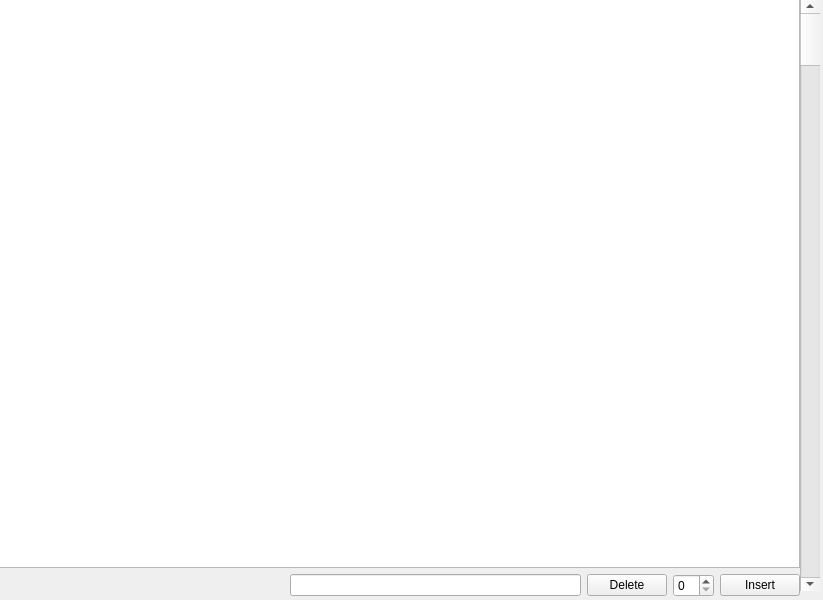
This is laboratory work/QT_labs/hashWidget/widget.ui in SAE-137/-Labs as Qt 5 draws it before an edit. The edited form follows.
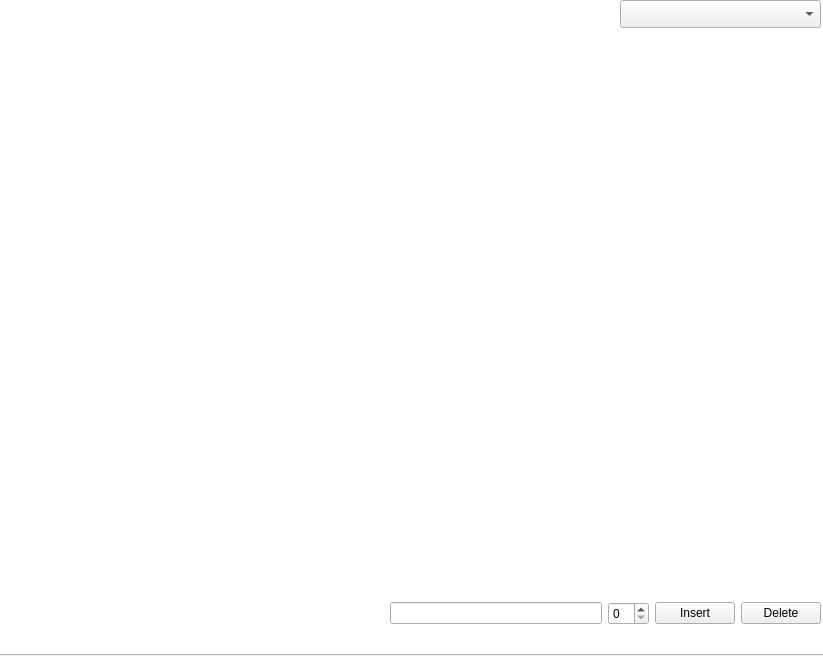
This is the edited form.

Commit message: added the ability to scroll the Qgraphicsview to fully view the table, added a scroll bar to select the hashing function.

What changed in the file:
```diff
--- a/laboratory work/QT_labs/hashWidget/widget.ui
+++ b/laboratory work/QT_labs/hashWidget/widget.ui
@@ -7,50 +7,25 @@
     <x>0</x>
     <y>0</y>
     <width>823</width>
-    <height>600</height>
+    <height>656</height>
    </rect>
   </property>
   <property name="windowTitle">
    <string>Widget</string>
   </property>
-  <widget class="QWidget" name="verticalLayoutWidget">
+  <widget class="QWidget" name="horizontalLayoutWidget">
    <property name="geometry">
     <rect>
-     <x>-1</x>
-     <y>-4</y>
-     <width>801</width>
-     <height>601</height>
+     <x>390</x>
+     <y>570</y>
+     <width>431</width>
+     <height>87</height>
     </rect>
    </property>
-   <layout class="QVBoxLayout" name="verticalLayout">
-    <item>
-     <widget class="QGraphicsView" name="graphicsView"/>
-    </item>
-    <item>
      <layout class="QHBoxLayout" name="horizontalLayout">
-      <item>
-       <spacer name="horizontalSpacer">
-        <property name="orientation">
-         <enum>Qt::Horizontal</enum>
-        </property>
-        <property name="sizeHint" stdset="0">
-         <size>
-          <width>40</width>
-          <height>20</height>
-         </size>
-        </property>
-       </spacer>
-      </item>
       <item>
        <widget class="QLineEdit" name="lineEditValue"/>
       </item>
-      <item>
-       <widget class="QPushButton" name="pushButtonRemove">
-        <property name="text">
-         <string>Delete</string>
-        </property>
-       </widget>
-      </item>
       <item>
        <widget class="QSpinBox" name="spinBoxKey"/>
       </item>
@@ -61,23 +36,38 @@
         </property>
        </widget>
       </item>
-     </layout>
+    <item>
+     <widget class="QPushButton" name="pushButtonRemove">
+      <property name="text">
+       <string>Delete</string>
+      </property>
+     </widget>
     </item>
    </layout>
   </widget>
-  <widget class="QScrollBar" name="verticalScrollBar">
+  <widget class="QComboBox" name="comboBox">
    <property name="geometry">
     <rect>
-     <x>800</x>
+     <x>620</x>
      <y>0</y>
-     <width>20</width>
-     <height>591</height>
+     <width>201</width>
+     <height>28</height>
     </rect>
    </property>
-   <property name="orientation">
-    <enum>Qt::Vertical</enum>
+  </widget>
+  <widget class="QGraphicsView" name="graphicsView">
+   <property name="geometry">
+    <rect>
+     <x>-3</x>
+     <y>-6</y>
+     <width>831</width>
+     <height>661</height>
+    </rect>
    </property>
   </widget>
+  <zorder>graphicsView</zorder>
+  <zorder>horizontalLayoutWidget</zorder>
+  <zorder>comboBox</zorder>
  </widget>
  <resources/>
  <connections/>
```
Lines whose indentation alone changed are shown as unchanged. The commit also changes 5 other files.
